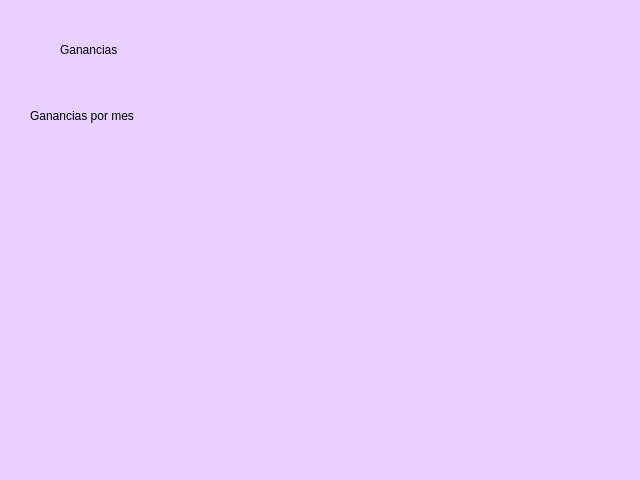
operador1/consultor_en_ti, file ganancias.ui: the form before one commit.
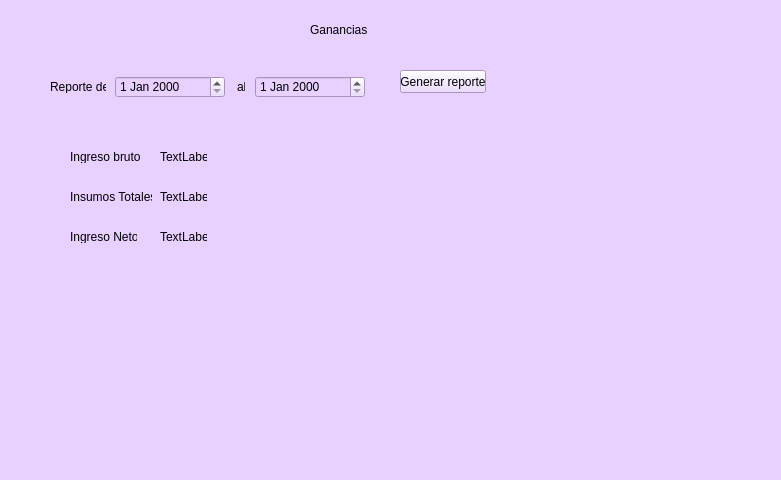
The form after the commit.

```diff
--- a/ganancias.ui
+++ b/ganancias.ui
@@ -6,7 +6,7 @@
    <rect>
     <x>0</x>
     <y>0</y>
-    <width>640</width>
+    <width>781</width>
     <height>480</height>
    </rect>
   </property>
@@ -21,8 +21,8 @@
    <widget class="QLabel" name="label">
     <property name="geometry">
      <rect>
-      <x>60</x>
-      <y>30</y>
+      <x>310</x>
+      <y>10</y>
       <width>190</width>
       <height>40</height>
      </rect>
@@ -35,21 +35,141 @@
      <string>Ganancias</string>
     </property>
    </widget>
+   <widget class="QDateEdit" name="dateEdit">
+    <property name="geometry">
+     <rect>
+      <x>115</x>
+      <y>76</y>
+      <width>110</width>
+      <height>22</height>
+     </rect>
+    </property>
+   </widget>
+   <widget class="QDateEdit" name="dateEdit_2">
+    <property name="geometry">
+     <rect>
+      <x>255</x>
+      <y>76</y>
+      <width>110</width>
+      <height>22</height>
+     </rect>
+    </property>
+   </widget>
    <widget class="QLabel" name="label_2">
     <property name="geometry">
      <rect>
-      <x>30</x>
-      <y>100</y>
-      <width>271</width>
-      <height>31</height>
+      <x>50</x>
+      <y>80</y>
+      <width>56</width>
+      <height>13</height>
      </rect>
     </property>
-    <property name="styleSheet">
-     <string notr="true">font: 75 20pt &quot;Century Gothic&quot;;
-</string>
+    <property name="text">
+     <string>Reporte del</string>
     </property>
+   </widget>
+   <widget class="QLabel" name="label_3">
+    <property name="geometry">
+     <rect>
+      <x>237</x>
+      <y>80</y>
+      <width>8</width>
+      <height>13</height>
+     </rect>
+    </property>
     <property name="text">
-     <string>Ganancias por mes</string>
+     <string>al</string>
+    </property>
+   </widget>
+   <widget class="QLabel" name="label_4">
+    <property name="geometry">
+     <rect>
+      <x>70</x>
+      <y>150</y>
+      <width>70</width>
+      <height>13</height>
+     </rect>
+    </property>
+    <property name="text">
+     <string>Ingreso bruto:</string>
+    </property>
+   </widget>
+   <widget class="QLabel" name="label_5">
+    <property name="geometry">
+     <rect>
+      <x>70</x>
+      <y>190</y>
+      <width>82</width>
+      <height>13</height>
+     </rect>
+    </property>
+    <property name="text">
+     <string>Insumos Totales:</string>
+    </property>
+   </widget>
+   <widget class="QLabel" name="label_6">
+    <property name="geometry">
+     <rect>
+      <x>70</x>
+      <y>230</y>
+      <width>67</width>
+      <height>13</height>
+     </rect>
+    </property>
+    <property name="text">
+     <string>Ingreso Neto:</string>
+    </property>
+   </widget>
+   <widget class="QLabel" name="label_7">
+    <property name="geometry">
+     <rect>
+      <x>160</x>
+      <y>150</y>
+      <width>47</width>
+      <height>13</height>
+     </rect>
+    </property>
+    <property name="text">
+     <string>TextLabel</string>
+    </property>
+   </widget>
+   <widget class="QLabel" name="label_8">
+    <property name="geometry">
+     <rect>
+      <x>160</x>
+      <y>190</y>
+      <width>47</width>
+      <height>13</height>
+     </rect>
+    </property>
+    <property name="text">
+     <string>TextLabel</string>
+    </property>
+   </widget>
+   <widget class="QLabel" name="label_9">
+    <property name="geometry">
+     <rect>
+      <x>160</x>
+      <y>230</y>
+      <width>47</width>
+      <height>13</height>
+     </rect>
+    </property>
+    <property name="text">
+     <string>TextLabel</string>
+    </property>
+   </widget>
+   <widget class="QPushButton" name="pushButton">
+    <property name="geometry">
+     <rect>
+      <x>400</x>
+      <y>70</y>
+      <width>86</width>
+      <height>23</height>
+     </rect>
+    </property>
+    <property name="text">
+     <string>Generar reporte</string>
     </property>
    </widget>
   </widget>
```
